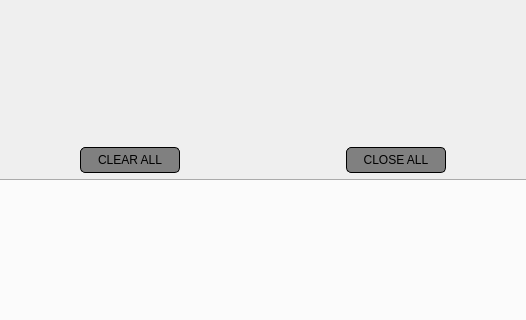
GroupOfRobots/MiniRysRQT, file commands_panel/resource/commands_panel.ui: the form before one commit; both pictures show x 91 to 617 and y 162 to 482 of the 709 by 587 pixel window.
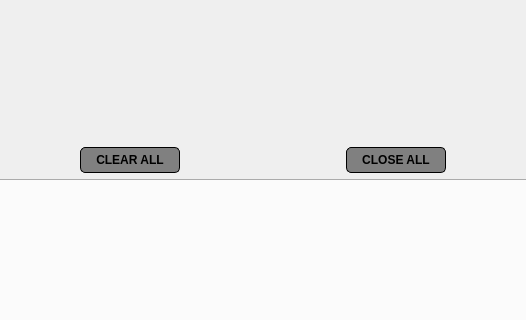
The form after the commit. Icons and pictures are not drawn.

```diff
--- a/commands_panel/resource/commands_panel.ui
+++ b/commands_panel/resource/commands_panel.ui
@@ -179,7 +179,7 @@
         <cursorShape>PointingHandCursor</cursorShape>
        </property>
        <property name="styleSheet">
-        <string notr="true">border: 1px solid black;
+        <string notr="true">font-weight: bold; border: 1px solid black;
 border-radius: 5px;
 padding: 5px;
 background: gray;</string>
@@ -207,7 +207,7 @@
         <cursorShape>PointingHandCursor</cursorShape>
        </property>
        <property name="styleSheet">
-        <string notr="true">border: 1px solid black;
+        <string notr="true">font-weight: bold; border: 1px solid black;
 border-radius: 5px;
 padding: 5px;
 background: gray;</string>
```
